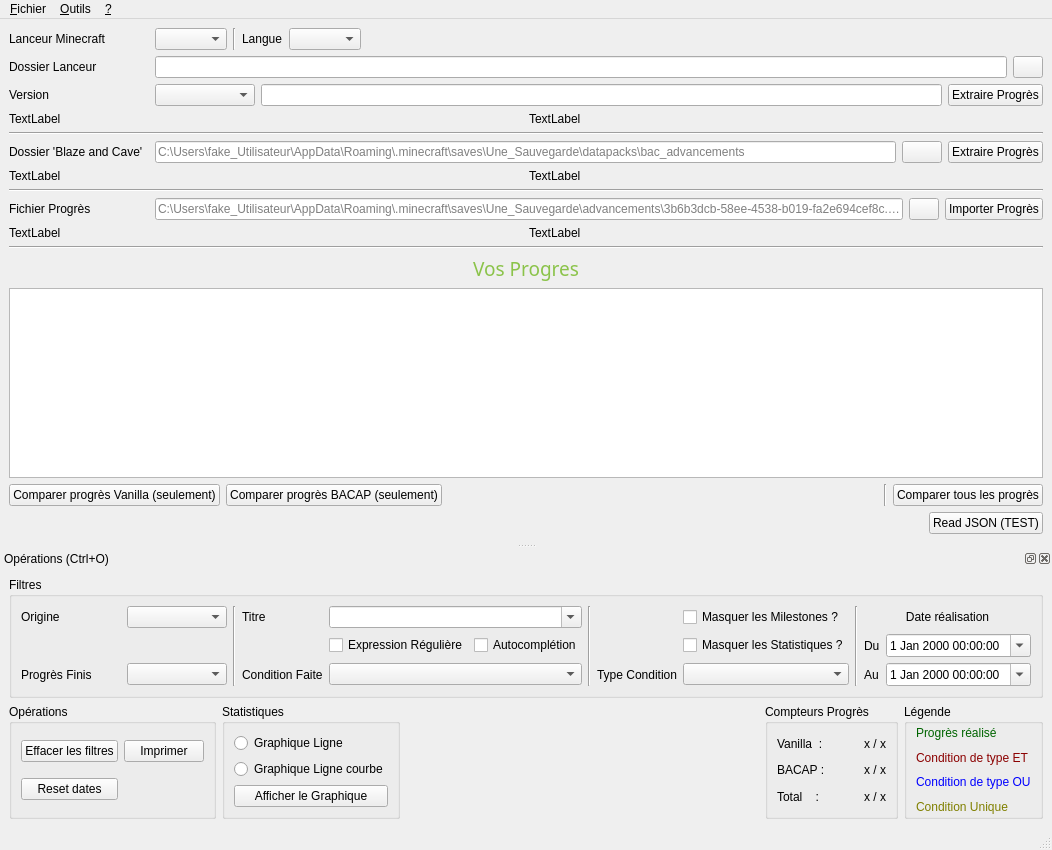
Old version of the form Minecraft_Advancements/frm_principale.ui in the repository Chucky2401/Minecraft-Advancements.
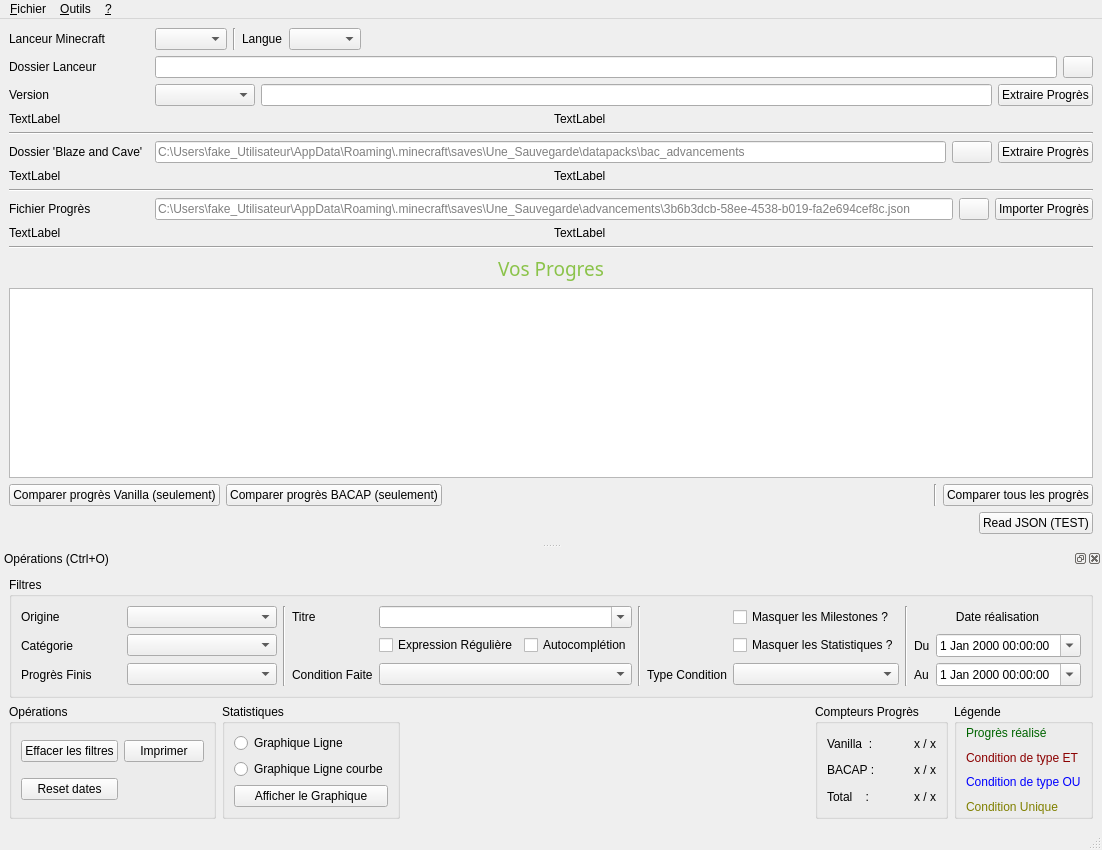
New version of the form. Icons and pictures are not drawn.

What changed in the file:
```diff
--- a/Minecraft_Advancements/frm_principale.ui
+++ b/Minecraft_Advancements/frm_principale.ui
@@ -542,7 +542,7 @@
   <widget class="QDockWidget" name="qdwOpe">
    <property name="minimumSize">
     <size>
-     <width>957</width>
+     <width>1007</width>
      <height>278</height>
     </size>
    </property>
@@ -625,7 +625,7 @@
          <widget class="QComboBox" name="qcbFiltreTitre">
           <property name="minimumSize">
            <size>
-            <width>200</width>
+            <width>150</width>
             <height>0</height>
            </size>
           </property>
@@ -828,6 +828,23 @@
           </property>
          </widget>
         </item>
+        <item row="1" column="0">
+         <widget class="QLabel" name="label_14">
+          <property name="text">
+           <string>Catégorie</string>
+          </property>
+         </widget>
+        </item>
+        <item row="1" column="1">
+         <widget class="QComboBox" name="qcbFiltreCategorie">
+          <property name="minimumSize">
+           <size>
+            <width>150</width>
+            <height>0</height>
+           </size>
+          </property>
+         </widget>
+        </item>
        </layout>
       </widget>
      </item>
```
